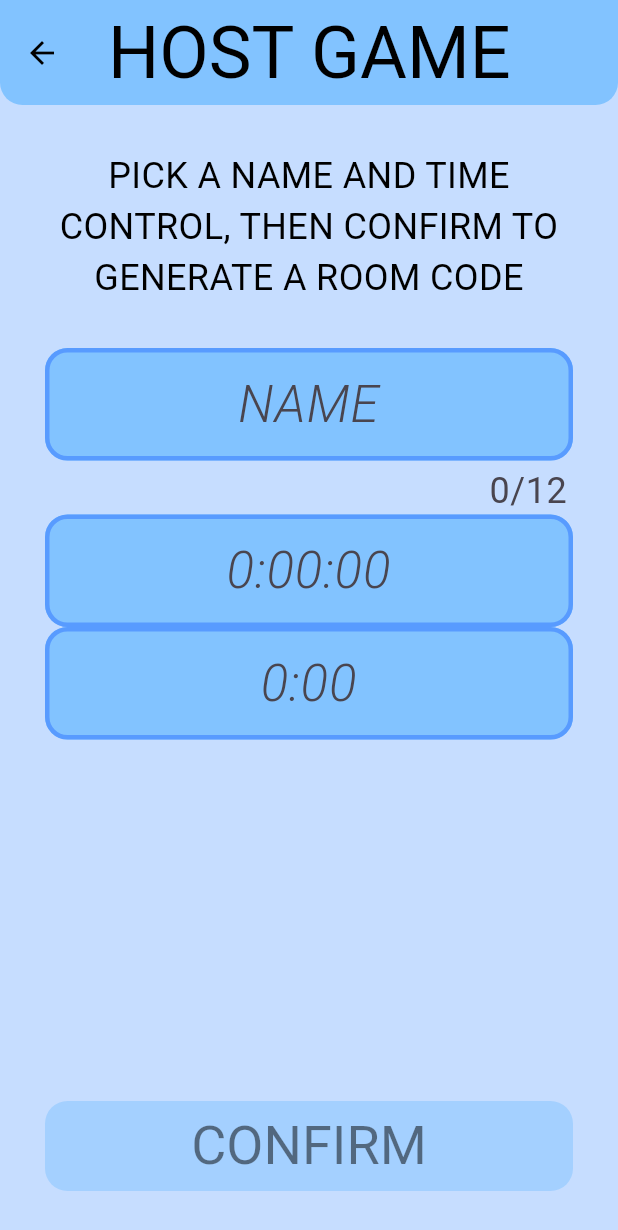
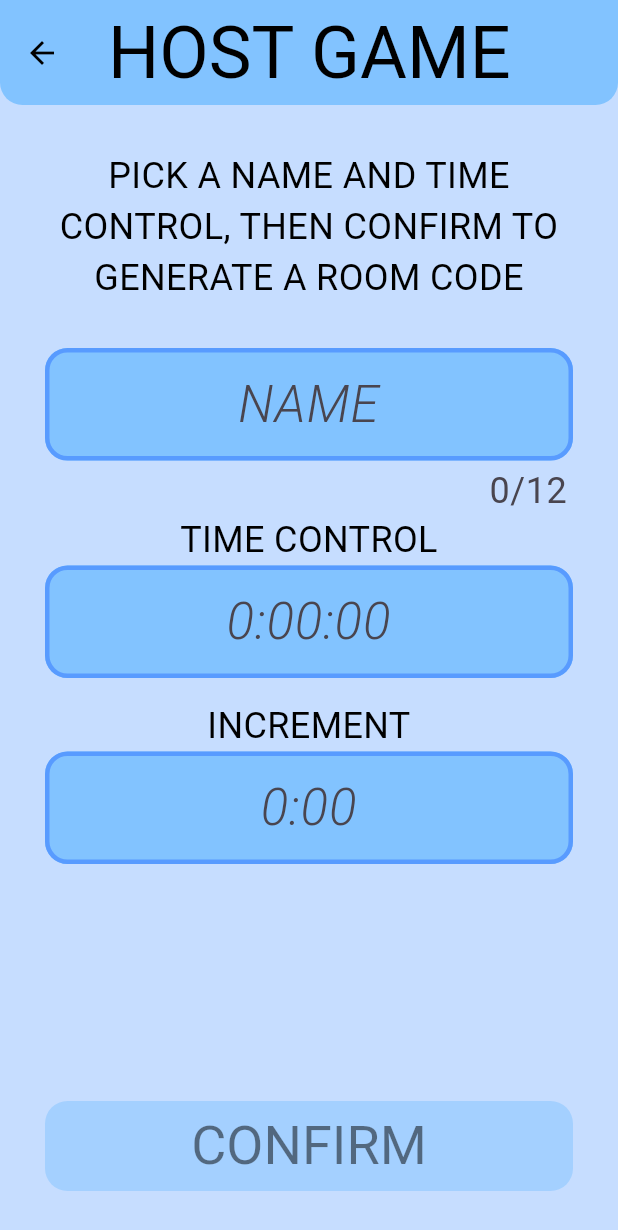
Before and after one commit to Quiggleson/4Chess, a Flutter app: the HostSetup screen opened directly, on a phone screen of 412 x 824 dp. Shown: the top 1230 px of the screen. Run offline on Flutter 3.47's test engine with Material 3 defaults, Android fonts, the phone set to English and light mode, and no system bars; our stand-ins replace auto_size_text, google_fonts, loading_animation_widget, material_design_icons_flutter; missing offline and left inert: network_info_plus; generated files the repository leaves out were written again; Roboto replaces fonts that are missing (Abel, Ubuntu).

Commit message:
time control and increment labels

```diff
--- a/lib/screens/hostsetup.dart
+++ b/lib/screens/hostsetup.dart
@@ -55,6 +55,9 @@ class HostSetupState extends State<HostSetup> {
                         setState(() => canConfirm = _canConfirm(
                             _nameController.text, _timeControlController.text))
                       }),
+              Text("TIME CONTROL",
+                  style: const TextStyle(fontSize: 24),
+                  textAlign: TextAlign.center),
               Focus(
                   onFocusChange: (focused) {
                     if (!focused) {
@@ -80,6 +83,10 @@ class HostSetupState extends State<HostSetup> {
                                 _nameController.text,
                                 _timeControlController.text))
                           })),
+              const Padding(padding: EdgeInsets.only(top: 15)),
+              Text("INCREMENT",
+                  style: const TextStyle(fontSize: 24),
+                  textAlign: TextAlign.center),
               Focus(
                   onFocusChange: (focused) {
                     if (!focused) {
```
